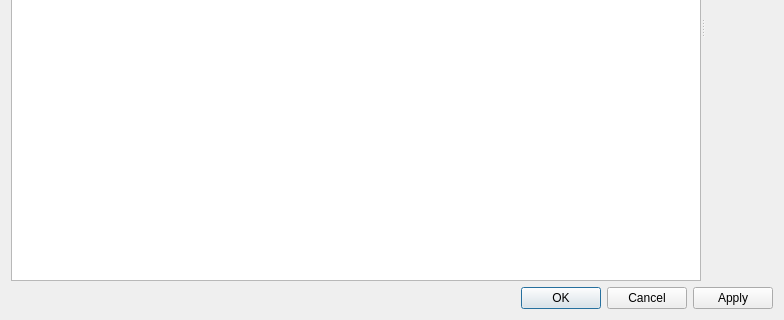
Qt form src/qtui/ui/settingsdlg.ui (quassel/quassel) before a commit; both pictures show x 0 to 784 and y 238 to 558 of the 784 by 558 pixel window.
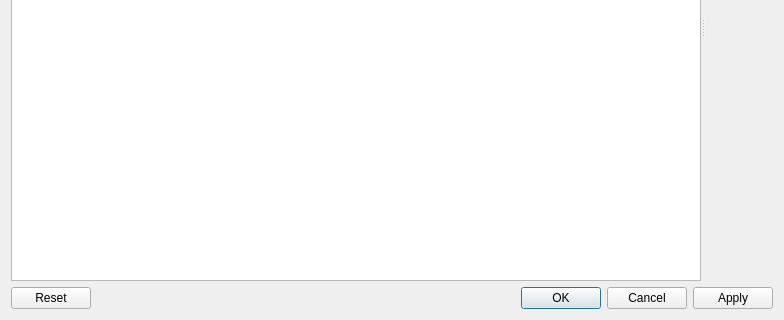
The same form after that commit.

```diff
--- a/src/qtui/ui/settingsdlg.ui
+++ b/src/qtui/ui/settingsdlg.ui
@@ -66,7 +66,7 @@
       <enum>Qt::Horizontal</enum>
      </property>
      <property name="standardButtons" >
-      <set>QDialogButtonBox::Apply|QDialogButtonBox::Cancel|QDialogButtonBox::NoButton|QDialogButtonBox::Ok</set>
+      <set>QDialogButtonBox::Apply|QDialogButtonBox::Cancel|QDialogButtonBox::NoButton|QDialogButtonBox::Ok|QDialogButtonBox::Reset</set>
      </property>
     </widget>
    </item>
```
Left out of the diff: 2 changed lines with no effect on the pictures.
